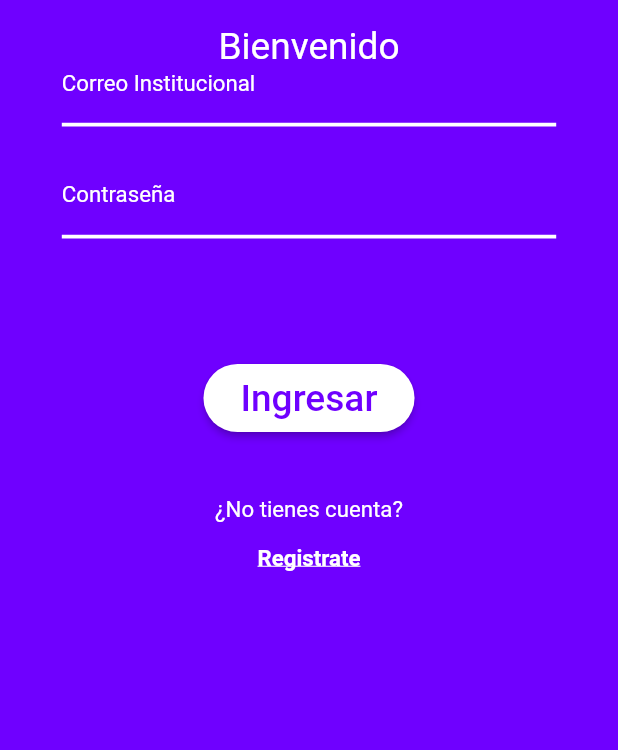
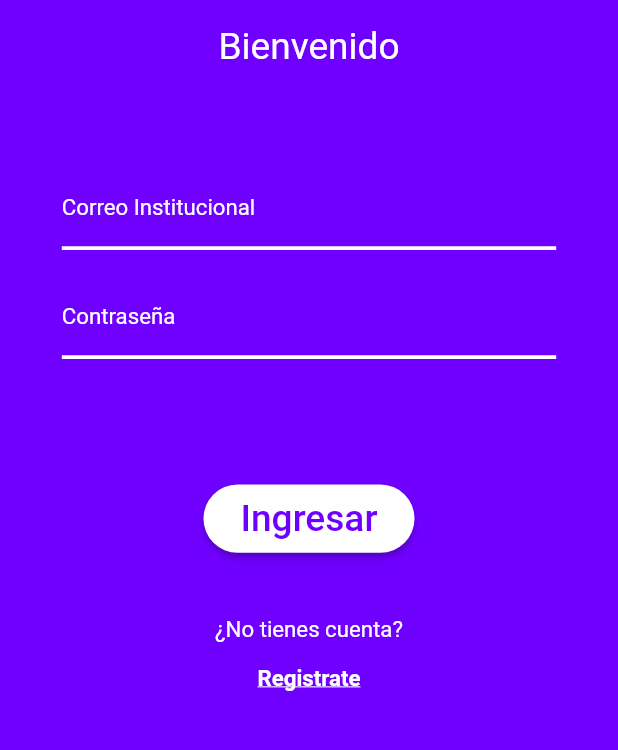
Before and after one commit to AlexiSierra98/IntegradorModelo, a Flutter app: the screen it shows after launch, on a phone screen of 412 x 824 dp, the part 415-1165 px from its top. Run offline on Flutter 3.47's test engine with Material 2 defaults, Android fonts, the phone set to English and light mode, and no system bars; our stand-ins replace calendar_view, cloud_firestore, firebase_auth, firebase_core; accounts and stored records are empty; Roboto replaces fonts that are missing (Futura).

Commit message:
agregando nuevos cambios

```diff
--- a/lib/Screens/login.dart
+++ b/lib/Screens/login.dart
@@ -20,17 +20,17 @@ class _loginPageState extends State<loginPage> {
   Widget build(BuildContext context) {
     return Scaffold(
       backgroundColor: Color(0xff6f00ff),
-      body: Column(
-        children: [
-          SingleChildScrollView(
-            child: Stack(
+      body: SingleChildScrollView(
+        child: Column(
+          children: [
+            Stack(
               children: [
                 this._logoTexto(),
                 this.__formularioLogin(),
               ],
             ),
-          ),
-        ],
+          ],
+        ),
       ),
     );
   }
@@ -64,7 +64,7 @@ class _loginPageState extends State<loginPage> {
   Widget __formularioLogin() {
     Size size = MediaQuery.of(context).size;
     return Container(
-      margin: EdgeInsets.only(top: size.height * 0.35),
+      margin: EdgeInsets.only(top: size.height * 0.45),
       child: Form(
         key: _formKey,
         child: Column(
@@ -105,6 +105,8 @@ class _loginPageState extends State<loginPage> {
                 autofocus: false,
                 controller: passwordController,
                 obscureText: true,
+                style: TextStyle(
+                    fontSize: size.height * 0.018, color: Colors.white),
                 onSaved: (value) {
                   passwordController.text = value!;
                 },
--- a/pubspec.yaml
+++ b/pubspec.yaml
@@ -38,6 +38,7 @@ dependencies:
   cloud_firestore: 3.1.9
   firebase_core: 1.14.0
   firebase_messaging_platform_interface: ^3.2.0
+  calendar_view: ^0.0.4
 
 dev_dependencies:
   flutter_test:
```
Also changed, not shown: lib/Screens/home.dart (+49 -2 lines), pubspec.lock.
